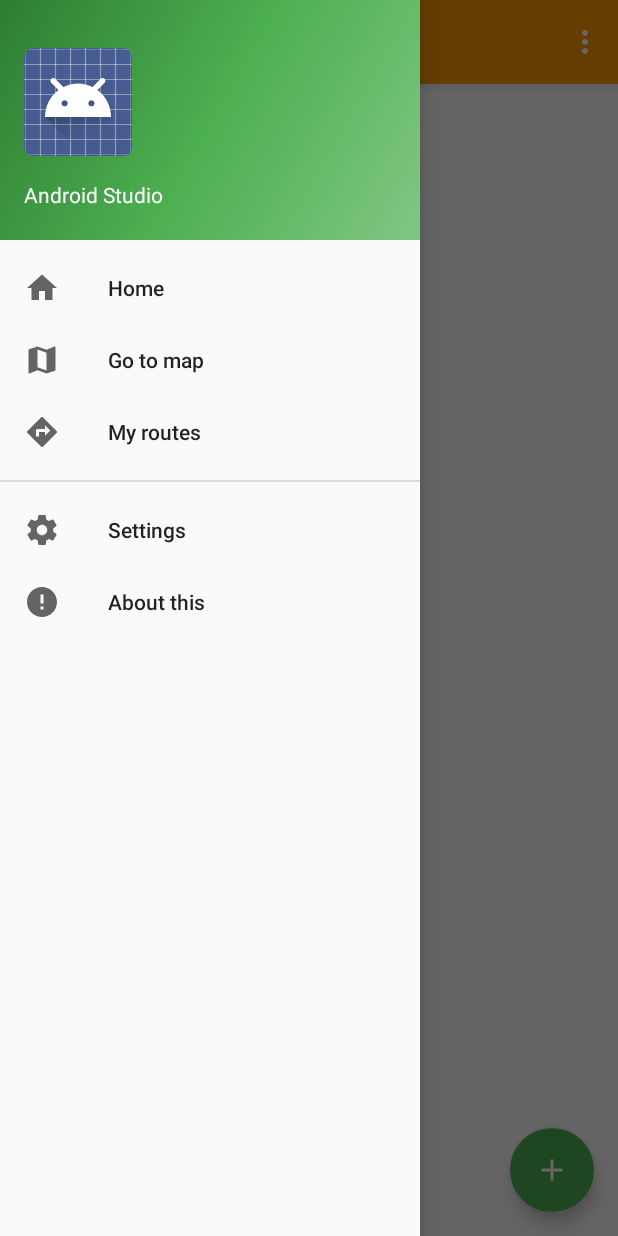
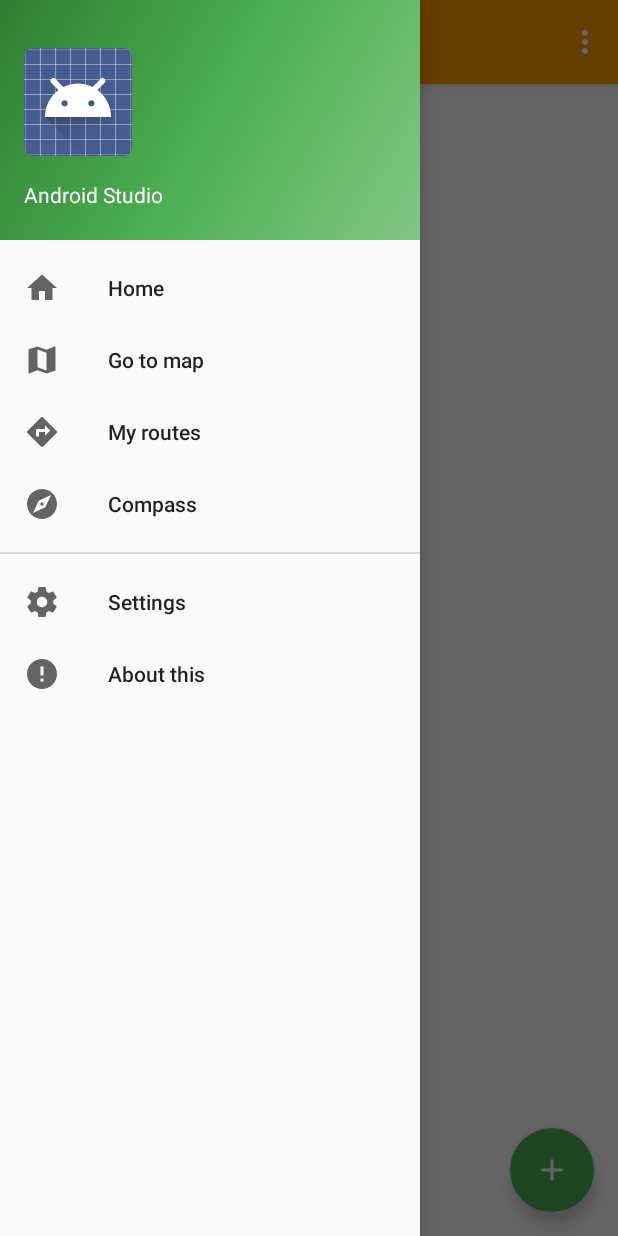
Before and after one commit to AgustRuiz/HikingGO, an Android app: the screen it shows after launch (MainActivity), with the side drawer open, on a phone screen of 412 x 824 dp. Run offline under Robolectric (Android 15) with nearby library versions, the phone set to English and light mode, and no system bars; our stand-ins replace ButterKnife.

Commit message:
[ADD] Empty compass activity and resources

```diff
--- a/app/src/main/java/es/agustruiz/hikinggo/presenter/MainPresenter.java
+++ b/app/src/main/java/es/agustruiz/hikinggo/presenter/MainPresenter.java
@@ -3,6 +3,7 @@ package es.agustruiz.hikinggo.presenter;
 import android.content.Context;
 import android.content.Intent;
 
+import es.agustruiz.hikinggo.ui.activity.CompassActivity;
 import es.agustruiz.hikinggo.ui.activity.MainActivity;
 import es.agustruiz.hikinggo.ui.activity.MapsActivity;
 
@@ -26,6 +27,10 @@ public class MainPresenter implements IPresenter {
         mActivity.startActivity(new Intent(mContext, MapsActivity.class));
     }
 
+    public void startCompassActivity() {
+        mActivity.startActivity(new Intent(mContext, CompassActivity.class));
+    }
+
     //endregion
 
     //region [Overriden presenter methods]
--- a/app/src/main/java/es/agustruiz/hikinggo/ui/activity/MainActivity.java
+++ b/app/src/main/java/es/agustruiz/hikinggo/ui/activity/MainActivity.java
@@ -128,6 +128,9 @@ public class MainActivity extends AppCompatActivity {
                     case R.id.nav_map:
                         mPresenter.startMapActivity();
                         break;
+                    case R.id.nav_compass:
+                        mPresenter.startCompassActivity();
+                        break;
                     case R.id.nav_home:
                     case R.id.nav_routes:
                     case R.id.nav_settings:
--- /dev/null
+++ b/app/src/main/res/drawable/ic_compass_24dp.xml
@@ -0,0 +1,9 @@
+<vector xmlns:android="http://schemas.android.com/apk/res/android"
+        android:width="24dp"
+        android:height="24dp"
+        android:viewportWidth="24.0"
+        android:viewportHeight="24.0">
+    <path
+        android:fillColor="#FFFFFFFF"
+        android:pathData="M12,10.9c-0.61,0 -1.1,0.49 -1.1,1.1s0.49,1.1 1.1,1.1c0.61,0 1.1,-0.49 1.1,-1.1s-0.49,-1.1 -1.1,-1.1zM12,2C6.48,2 2,6.48 2,12s4.48,10 10,10 10,-4.48 10,-10S17.52,2 12,2zM14.19,14.19L6,18l3.81,-8.19L18,6l-3.81,8.19z"/>
+</vector>
--- a/app/src/main/res/menu/activity_main_drawer.xml
+++ b/app/src/main/res/menu/activity_main_drawer.xml
@@ -14,6 +14,10 @@
             android:id="@+id/nav_routes"
             android:icon="@drawable/ic_directions_24dp"
             android:title="@string/action_my_routes" />
+        <item
+            android:id="@+id/nav_compass"
+            android:icon="@drawable/ic_compass_24dp"
+            android:title="@string/action_compass" />
     </group>
     <group android:id="@+id/nav_group_2">
         <item
--- a/app/src/main/res/values/strings.xml
+++ b/app/src/main/res/values/strings.xml
@@ -4,6 +4,7 @@
     <string name="app_name">HikingGO</string>
     <string name="title_activity_main">MainActivity</string>
     <string name="title_activity_maps">Map</string>
+    <string name="title_activity_compass">Compass</string>
 
     <!-- Navigation drawer -->
     <string name="navigation_drawer_open">Open navigation drawer</string>
@@ -15,6 +16,7 @@
     <string name="action_home">Home</string>
     <string name="action_go_to_map">Go to map</string>
     <string name="action_my_routes">My routes</string>
+    <string name="action_compass">Compass</string>
 
     <!-- Messages -->
     <string name="msg_must_grant_location_permission">You must grant location permission!</string>
--- a/app/src/main/res/values/styles.xml
+++ b/app/src/main/res/values/styles.xml
@@ -1,7 +1,4 @@
-<resources
-    xmlns:android="http://schemas.android.com/apk/res/android"
-    xmlns:app="http://schemas.android.com/apk/res-auto"
-    >
+<resources xmlns:android="http://schemas.android.com/apk/res/android" xmlns:app="http://schemas.android.com/apk/res-auto">
 
     <!-- Base application theme. -->
     <style name="AppTheme" parent="Theme.AppCompat.Light.DarkActionBar">
```
Also changed, not shown: app/src/main/AndroidManifest.xml (+11 -2 lines), app/src/main/java/es/agustruiz/hikinggo/ui/activity/CompassActivity.java (added, +49 -0 lines), app/src/main/java/es/agustruiz/hikinggo/ui/fragment/CompassActivityFragment.java (added, +24 -0 lines), app/src/main/res/layout/activity_compass.xml (added, +34 -0 lines), app/src/main/res/layout/content_compass.xml (added, +9 -0 lines), app/src/main/res/layout/fragment_compass.xml (added, +13 -0 lines), app/src/main/res/menu/menu_compass.xml (added, +10 -0 lines).
